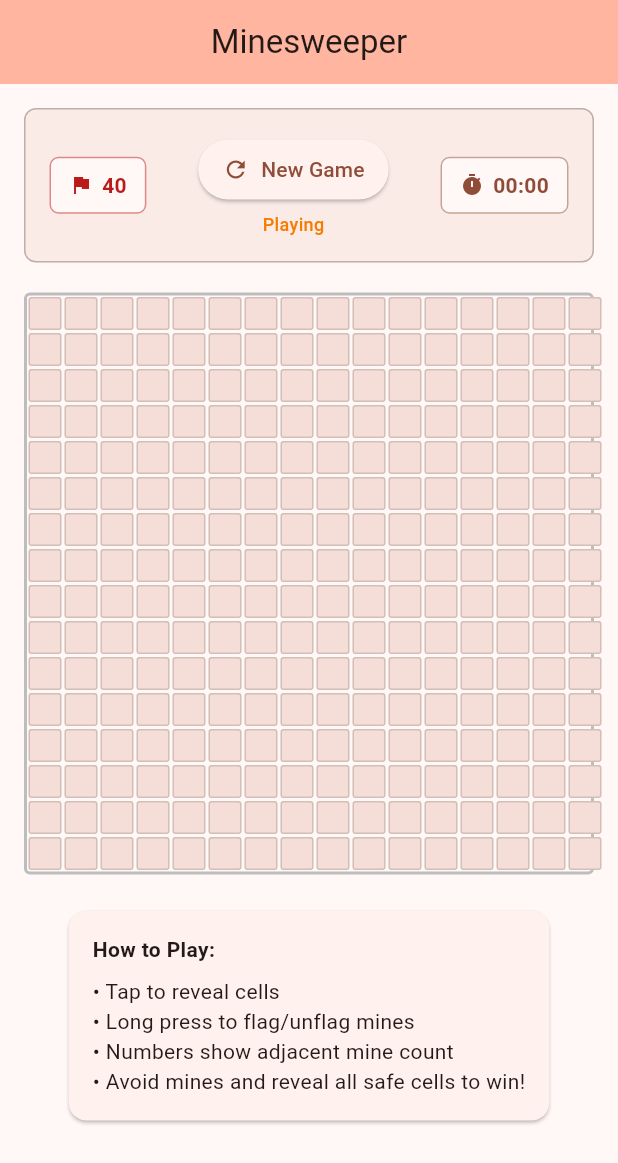
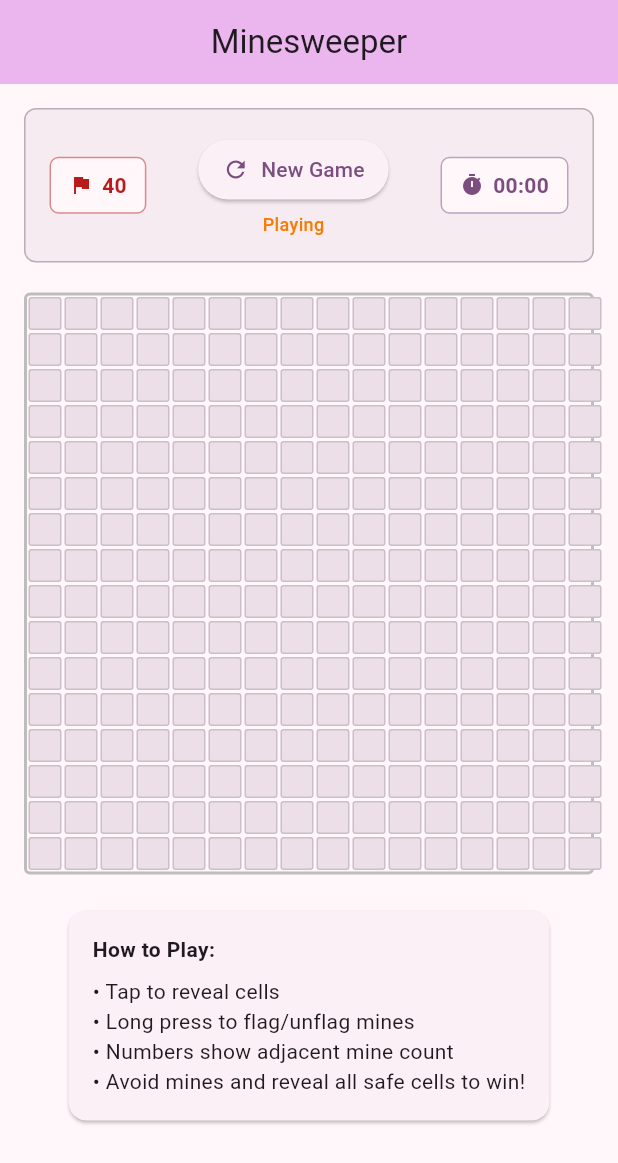
Before and after one commit to BirjuVachhani/mine_sweeper, a Flutter app: the screen it shows after launch, on a phone screen of 412 x 824 dp. Shown: the top 1163 px of the screen. Run offline on Flutter 3.47's test engine with Material 3 defaults, Android fonts, the phone set to English and light mode, and no system bars.

Commit message:
Change color scheme seed color to purple.

```diff
--- a/lib/main.dart
+++ b/lib/main.dart
@@ -14,14 +14,14 @@ class MinesweeperApp extends StatelessWidget {
       title: 'Minesweeper',
       theme: ThemeData(
         colorScheme: ColorScheme.fromSeed(
-          seedColor: Colors.deepOrange,
+          seedColor: Colors.purple,
           brightness: Brightness.light,
         ),
         useMaterial3: true,
       ),
       darkTheme: ThemeData(
         colorScheme: ColorScheme.fromSeed(
-          seedColor: Colors.deepOrange,
+          seedColor: Colors.purple,
           brightness: Brightness.dark,
         ),
         useMaterial3: true,
--- a/lib/widgets/game_header.dart
+++ b/lib/widgets/game_header.dart
@@ -42,7 +42,8 @@ class GameHeader extends StatelessWidget {
                 icon: const Icon(Icons.refresh, size: 18),
                 label: const Text('New Game'),
                 style: ElevatedButton.styleFrom(
-                  padding: const EdgeInsets.symmetric(horizontal: 16, vertical: 8),
+                  padding:
+                      const EdgeInsets.symmetric(horizontal: 16, vertical: 8),
                 ),
               ),
               const SizedBox(height: 4),
```
